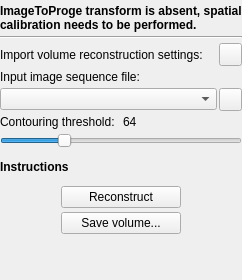
Before: the Qt Designer form PlusApp/fCal/Toolboxes/QVolumeReconstructionToolbox.ui in PlusToolkit/PlusApp, drawn with Qt 5.
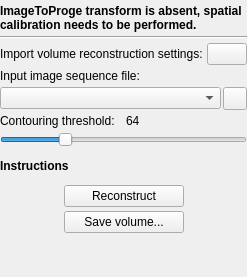
After: the same form once the commit is applied. Icons and pictures are not drawn.

```diff
--- a/PlusApp/fCal/Toolboxes/QVolumeReconstructionToolbox.ui
+++ b/PlusApp/fCal/Toolboxes/QVolumeReconstructionToolbox.ui
@@ -2,12 +2,6 @@
 <ui version="4.0">
  <class>VolumeReconstructionToolbox</class>
  <widget class="QWidget" name="VolumeReconstructionToolbox">
-  <property name="minimumSize">
-   <size>
-    <width>230</width>
-    <height>280</height>
-   </size>
-  </property>
   <property name="windowTitle">
    <string>Volume reconstruction</string>
   </property>
@@ -28,12 +22,15 @@
     <number>4</number>
    </property>
    <item row="2" column="0">
-    <layout class="QHBoxLayout" name="horizontalLayout_3">
-     <property name="spacing">
-      <number>2</number>
-     </property>
+    <layout class="QHBoxLayout" name="horizontalLayout_Import">
      <item>
       <widget class="QLabel" name="label_VolumeReconstructionConfig">
+       <property name="sizePolicy">
+        <sizepolicy hsizetype="Preferred" vsizetype="Preferred">
+         <horstretch>9</horstretch>
+         <verstretch>0</verstretch>
+        </sizepolicy>
+       </property>
        <property name="toolTip">
         <string>Also overwrites probe calibration</string>
        </property>
@@ -45,23 +42,11 @@
      <item>
       <widget class="QPushButton" name="pushButton_OpenVolumeReconstructionConfig">
        <property name="sizePolicy">
-        <sizepolicy hsizetype="Fixed" vsizetype="Fixed">
-         <horstretch>0</horstretch>
+        <sizepolicy hsizetype="Minimum" vsizetype="Fixed">
+         <horstretch>1</horstretch>
          <verstretch>0</verstretch>
         </sizepolicy>
        </property>
-       <property name="minimumSize">
-        <size>
-         <width>23</width>
-         <height>23</height>
-        </size>
-       </property>
-       <property name="maximumSize">
-        <size>
-         <width>23</width>
-         <height>23</height>
-        </size>
-       </property>
        <property name="focusPolicy">
         <enum>Qt::NoFocus</enum>
        </property>
@@ -95,13 +80,20 @@
       <number>2</number>
      </property>
      <item>
-      <widget class="QComboBox" name="comboBox_InputImage"/>
+      <widget class="QComboBox" name="comboBox_InputImage">
+       <property name="sizePolicy">
+        <sizepolicy hsizetype="Preferred" vsizetype="Fixed">
+         <horstretch>9</horstretch>
+         <verstretch>0</verstretch>
+        </sizepolicy>
+       </property>
+      </widget>
      </item>
      <item>
       <widget class="QPushButton" name="pushButton_OpenInputImage">
        <property name="sizePolicy">
-        <sizepolicy hsizetype="Fixed" vsizetype="Fixed">
-         <horstretch>0</horstretch>
+        <sizepolicy hsizetype="Minimum" vsizetype="Fixed">
+         <horstretch>1</horstretch>
          <verstretch>0</verstretch>
         </sizepolicy>
        </property>
@@ -111,12 +103,6 @@
          <height>23</height>
         </size>
        </property>
-       <property name="maximumSize">
-        <size>
-         <width>23</width>
-         <height>23</height>
-        </size>
-       </property>
        <property name="text">
         <string/>
        </property>
@@ -136,6 +122,19 @@
    </item>
    <item row="11" column="0">
     <layout class="QHBoxLayout" name="horizontalLayout_2">
+     <item>
+      <spacer name="horizontalSpacer">
+       <property name="orientation">
+        <enum>Qt::Horizontal</enum>
+       </property>
+       <property name="sizeHint" stdset="0">
+        <size>
+         <width>40</width>
+         <height>20</height>
+        </size>
+       </property>
+      </spacer>
+     </item>
      <item>
       <widget class="QPushButton" name="pushButton_Reconstruct">
        <property name="minimumSize">
@@ -144,17 +143,24 @@
          <height>0</height>
         </size>
        </property>
-       <property name="maximumSize">
-        <size>
-         <width>120</width>
-         <height>16777215</height>
-        </size>
-       </property>
        <property name="text">
         <string>Reconstruct</string>
        </property>
       </widget>
      </item>
+     <item>
+      <spacer name="horizontalSpacer_2">
+       <property name="orientation">
+        <enum>Qt::Horizontal</enum>
+       </property>
+       <property name="sizeHint" stdset="0">
+        <size>
+         <width>40</width>
+         <height>20</height>
+        </size>
+       </property>
+      </spacer>
+     </item>
     </layout>
    </item>
    <item row="13" column="0">
@@ -220,26 +226,27 @@
    </item>
    <item row="12" column="0">
     <layout class="QHBoxLayout" name="horizontalLayout_4">
+     <item>
+      <spacer name="horizontalSpacer_3">
+       <property name="orientation">
+        <enum>Qt::Horizontal</enum>
+       </property>
+       <property name="sizeHint" stdset="0">
+        <size>
+         <width>40</width>
+         <height>20</height>
+        </size>
+       </property>
+      </spacer>
+     </item>
      <item>
       <widget class="QPushButton" name="pushButton_Save">
-       <property name="sizePolicy">
-        <sizepolicy hsizetype="Fixed" vsizetype="Fixed">
-         <horstretch>0</horstretch>
-         <verstretch>0</verstretch>
-        </sizepolicy>
-       </property>
        <property name="minimumSize">
         <size>
          <width>120</width>
          <height>0</height>
         </size>
        </property>
-       <property name="maximumSize">
-        <size>
-         <width>120</width>
-         <height>16777215</height>
-        </size>
-       </property>
        <property name="text">
         <string>Save volume...</string>
        </property>
@@ -249,6 +256,19 @@
        </property>
       </widget>
      </item>
+     <item>
+      <spacer name="horizontalSpacer_4">
+       <property name="orientation">
+        <enum>Qt::Horizontal</enum>
+       </property>
+       <property name="sizeHint" stdset="0">
+        <size>
+         <width>40</width>
+         <height>20</height>
+        </size>
+       </property>
+      </spacer>
+     </item>
     </layout>
    </item>
    <item row="7" column="0">
```
Left out of the diff: 6 changed lines with no effect on the pictures.
